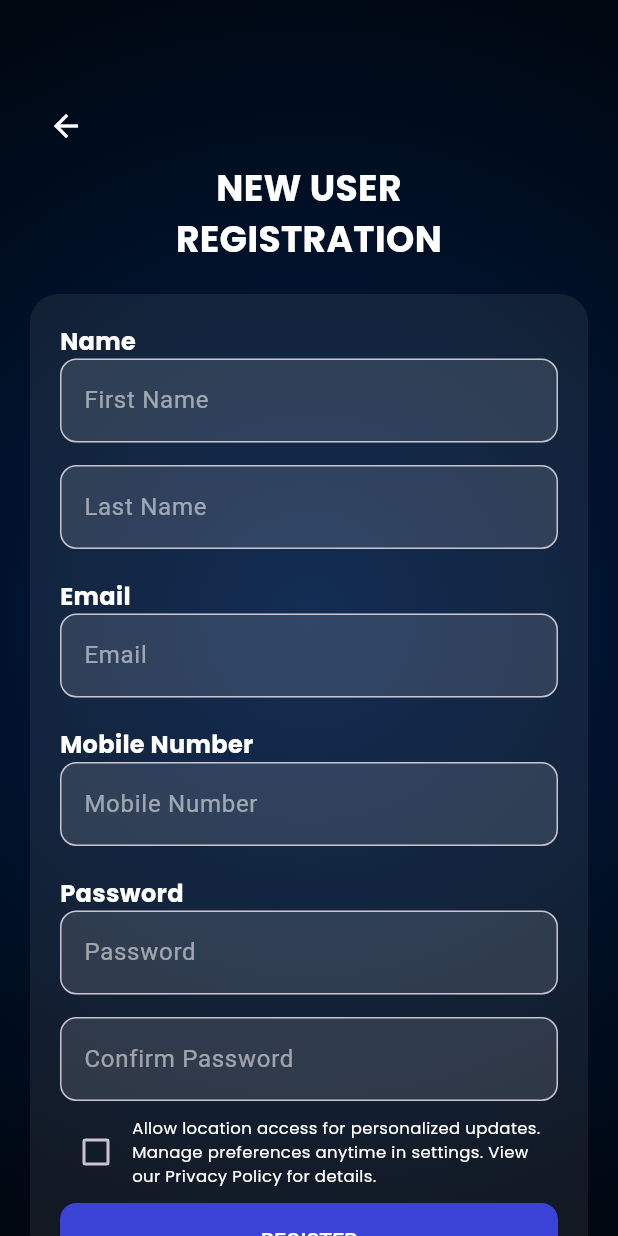
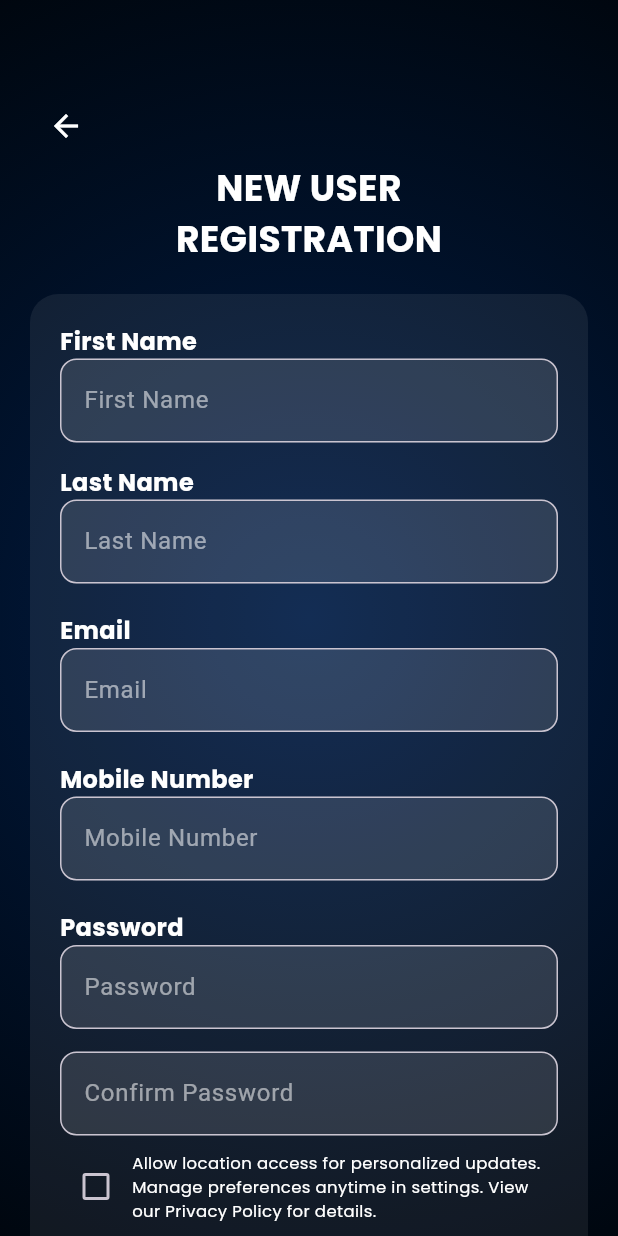
Before and after one commit to Kaveesha-Sulakshana/tanktrack-project-frontend, a Flutter app: the RegisterScreen screen opened directly, on a phone screen of 412 x 824 dp. Run offline on Flutter 3.47's test engine with Material 3 defaults, Android fonts, the phone set to English and light mode, and no system bars; our stand-ins replace firebase_core, firebase_database, google_fonts; accounts and stored records are empty.

```diff
--- a/lib/login_screen.dart
+++ b/lib/login_screen.dart
@@ -97,7 +97,7 @@ class LoginScreen extends StatelessWidget {
                       const SizedBox(height: 10),
                       GestureDetector(
                         onTap: () {
-                          Navigator.pushNamed(context, '/register');
+                          Navigator.pushNamed(context, '/register'); // Navigate to Register
                         },
                         child: const Text(
                           "Don’t have an account? Sign Up",
--- a/lib/register_screen.dart
+++ b/lib/register_screen.dart
@@ -1,8 +1,22 @@
 import 'package:flutter/material.dart';
 import 'package:google_fonts/google_fonts.dart';
 
-class RegisterScreen extends StatelessWidget {
+class RegisterScreen extends StatefulWidget {
   const RegisterScreen({super.key});
+
+  @override
+  _RegisterScreenState createState() => _RegisterScreenState();
+}
+
+class _RegisterScreenState extends State<RegisterScreen> {
+  final TextEditingController firstNameController = TextEditingController();
+  final TextEditingController lastNameController = TextEditingController();
+  final TextEditingController emailController = TextEditingController();
+  final TextEditingController phoneController = TextEditingController();
+  final TextEditingController passwordController = TextEditingController();
+  final TextEditingController confirmPasswordController = TextEditingController();
+
+  bool agreeToTerms = false;
 
   @override
   Widget build(BuildContext context) {
@@ -28,7 +42,7 @@ class RegisterScreen extends StatelessWidget {
                 Padding(
                   padding: const EdgeInsets.only(left: 20),
                   child: IconButton(
-                    onPressed: () => Navigator.pop(context),
+                    onPressed: () => Navigator.pop(context), // Navigate back to Login
                     icon: const Icon(Icons.arrow_back, color: Colors.white),
                   ),
                 ),
@@ -54,28 +68,35 @@ class RegisterScreen extends StatelessWidget {
                     ),
                     child: Column(
                       children: [
-                        _buildLabel("Name"),
-                        _buildTextField("First Name"),
+                        _buildLabel("First Name"),
+                        _buildTextField("First Name", controller: firstNameController),
                         const SizedBox(height: 15),
-                        _buildTextField("Last Name"),
+                        _buildLabel("Last Name"),
+                        _buildTextField("Last Name", controller: lastNameController),
                         const SizedBox(height: 20),
                         _buildLabel("Email"),
-                        _buildTextField("Email"),
+                        _buildTextField("Email", controller: emailController),
                         const SizedBox(height: 20),
                         _buildLabel("Mobile Number"),
-                        _buildTextField("Mobile Number"),
+                        _buildTextField("Mobile Number", controller: phoneController),
                         const SizedBox(height: 20),
                         _buildLabel("Password"),
-                        _buildTextField("Password", isPassword: true),
+                        _buildTextField("Password", controller: passwordController, isPassword: true),
                         const SizedBox(height: 15),
-                        _buildTextField("Confirm Password", isPassword: true),
+                        _buildTextField("Confirm Password", controller: confirmPasswordController, isPassword: true),
                         const SizedBox(height: 10),
+
+                        // ✅ Checkbox for Terms and Conditions
                         Row(
                           crossAxisAlignment: CrossAxisAlignment.start,
                           children: [
                             Checkbox(
-                              value: false,
-                              onChanged: (value) {},
+                              value: agreeToTerms,
+                              onChanged: (value) {
+                                setState(() {
+                                  agreeToTerms = value ?? false;
+                                });
+                              },
                               activeColor: Colors.white,
                             ),
                             Expanded(
@@ -90,6 +111,8 @@ class RegisterScreen extends StatelessWidget {
                           ],
                         ),
                         const SizedBox(height: 10),
+
+                        // ✅ Register Button
                         ElevatedButton(
                           style: ElevatedButton.styleFrom(
                             backgroundColor: const Color(0xFF3B43D6),
@@ -99,7 +122,11 @@ class RegisterScreen extends StatelessWidget {
                             ),
                           ),
                           onPressed: () {
-                            Navigator.pop(context);
+                            if (agreeToTerms) {
+                              _registerUser();
+                            } else {
+                              _showMessage("Please accept the terms and conditions.");
+                            }
                           },
                           child: const Text("REGISTER", style: TextStyle(color: Colors.white)),
                         ),
@@ -115,8 +142,52 @@ class RegisterScreen extends StatelessWidget {
     );
   }
 
-  Widget _buildTextField(String hint, {bool isPassword = false}) {
+  /// **Handles User Registration**
+  void _registerUser() {
+    String firstName = firstNameController.text.trim();
+    String lastName = lastNameController.text.trim();
+    String email = emailController.text.trim();
+    String phone = phoneController.text.trim();
+    String password = passwordController.text.trim();
+    String confirmPassword = confirmPasswordController.text.trim();
+
+    if (firstName.isEmpty ||
+        lastName.isEmpty ||
+        email.isEmpty ||
+        phone.isEmpty ||
+        password.isEmpty ||
+        confirmPassword.isEmpty) {
+      _showMessage("All fields are required.");
+      return;
+    }
+
+    if (password != confirmPassword) {
+      _showMessage("Passwords do not match.");
+      return;
+    }
+
+    // ✅ Simulating registration (Replace with Firebase Auth)
+    _showMessage("Registered successfully! Redirecting...");
+    Future.delayed(const Duration(seconds: 2), () {
+      Navigator.pop(context); // Redirect to Login
+    });
+  }
+
+  /// **Displays a SnackBar Message**
+  void _showMessage(String message) {
+    ScaffoldMessenger.of(context).showSnackBar(
+      SnackBar(
+        content: Text(message, textAlign: TextAlign.center),
+        backgroundColor: const Color.fromARGB(255, 0, 255, 34),
+        behavior: SnackBarBehavior.floating,
+      ),
+    );
+  }
+
+  /// **Reusable Text Field Widget**
+  Widget _buildTextField(String hint, {bool isPassword = false, TextEditingController? controller}) {
     return TextField(
+      controller: controller,
       obscureText: isPassword,
       style: const TextStyle(color: Colors.white),
       decoration: InputDecoration(
@@ -132,6 +203,7 @@ class RegisterScreen extends StatelessWidget {
     );
   }
 
+  /// **Reusable Label Widget**
   Widget _buildLabel(String label) {
     return Align(
       alignment: Alignment.centerLeft,
--- a/pubspec.yaml
+++ b/pubspec.yaml
@@ -29,6 +29,7 @@ flutter:
     - assets/logo.png
     - assets/logo1.png
     - assets/logomark.png
+    - assets/loginlogo.png
 
 flutter_icons:
   android: true
```
Also changed, not shown: lib/main.dart (+8 -1 lines), assets/loginlogo.png (added), lib/home_screen.dart (line endings or trailing spaces).
